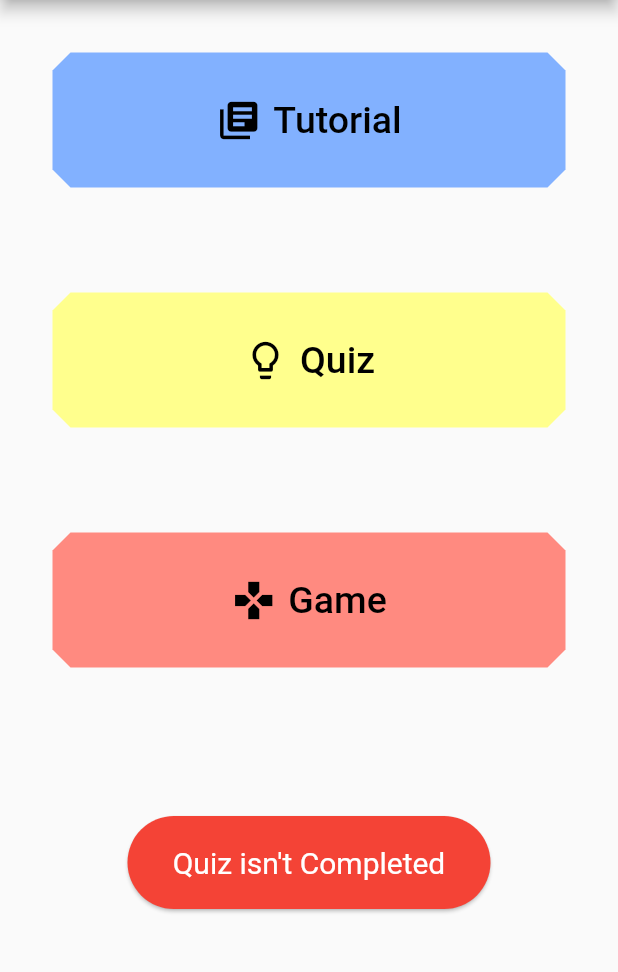
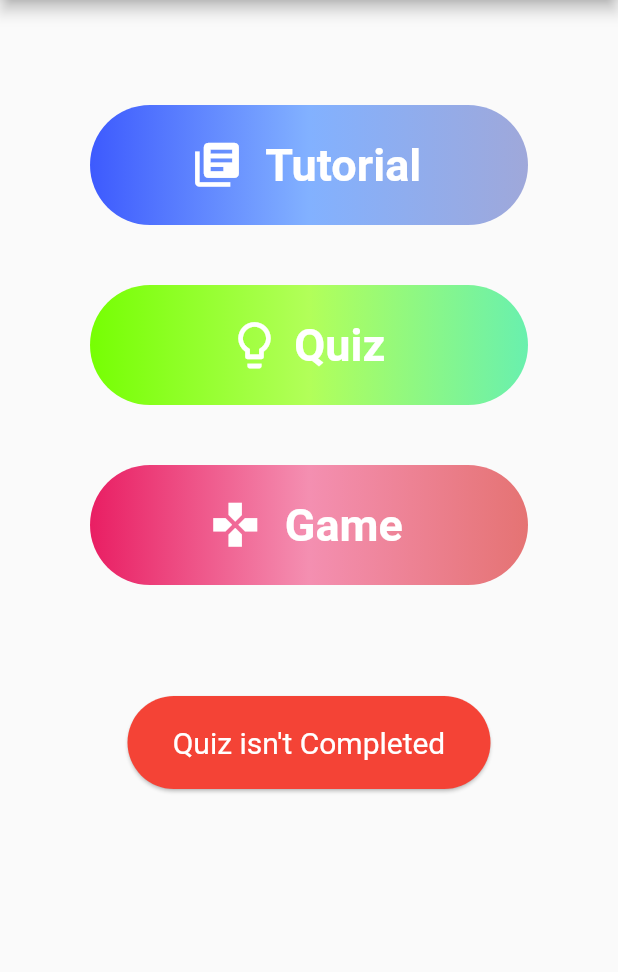
Before and after one commit to Shaunmak1214/Fractastic, a Flutter app: the Chapter2OptionPage screen opened directly, on a phone screen of 412 x 824 dp, the part 84-1056 px from its top. Run offline on Flutter 3.47's test engine with Material 2 defaults, Android fonts, the phone set to English and light mode, and no system bars; our stand-ins replace bottom_navy_bar, cached_network_image, cloud_firestore, firebase_auth, firebase_storage, fluttertoast and 6 more; accounts and stored records are empty.

Commit message:
change colors, add gradient flat button

```diff
--- a/lib/ui/home/Chapter2OptionPage.dart
+++ b/lib/ui/home/Chapter2OptionPage.dart
@@ -33,27 +33,36 @@ class _Chapter2OptionPageState extends State<Chapter2OptionPage> {
         child: Column(
           children: [
             Padding(
-              padding: const EdgeInsets.all(35.0),
-              child: SizedBox(
+              padding: const EdgeInsets.fromLTRB(60, 70, 60, 20),
+              child: Container(
                 width: double.infinity,
-                height: 90,
+                height: 80,
+                decoration: BoxDecoration(
+                  gradient: LinearGradient(
+                    colors: <Color>[
+                      Color(0xFF3D5AFE),
+                      Color(0xFF82B1FF),
+                      Color(0xFF9FA8DA),
+                    ],
+                    begin: Alignment.centerLeft,
+                    end: Alignment.centerRight,
+                  ),
+                  borderRadius: BorderRadius.circular(60),
+                ),
                 child: FlatButton.icon(
                     label: Text(
-                      'Tutorial',
-                      style: TextStyle(fontSize: 25.0),
+                      ' Tutorial',
+                      style: TextStyle(
+                        fontSize: 30.0,
+                        color: Colors.white,
+                        fontWeight: FontWeight.bold,
+                      ),
                     ),
-                    //textTheme: TextTheme(headline5: ),
-                    color: Colors.blueAccent[100],
                     icon: Icon(
                       Icons.library_books,
-                      size: 30.0,
+                      size: 35.0,
+                      color: Colors.white,
                     ),
-                    textColor: Colors.black,
-                    //shape: StadiumBorder(),
-                    shape: BeveledRectangleBorder(
-                        borderRadius: BorderRadius.circular(12)),
-                    padding: EdgeInsets.symmetric(horizontal: 50),
-                    splashColor: Colors.blueAccent[200],
                     onPressed: () => Navigator.push(
                         context,
                         new MaterialPageRoute(
@@ -61,27 +70,36 @@ class _Chapter2OptionPageState extends State<Chapter2OptionPage> {
               ),
             ),
             Padding(
-                padding: const EdgeInsets.all(35.0),
-                child: SizedBox(
+                padding: const EdgeInsets.fromLTRB(60, 20, 60, 20),
+                child: Container(
                   width: double.infinity,
-                  height: 90,
+                  height: 80,
+                  decoration: BoxDecoration(
+                    gradient: LinearGradient(
+                      colors: <Color>[
+                        Color(0xFF76FF03),
+                        Color(0xFFB2FF59),
+                        Color(0xFF69F0AE),
+                      ],
+                      begin: Alignment.centerLeft,
+                      end: Alignment.centerRight,
+                    ),
+                    borderRadius: BorderRadius.circular(60),
+                  ),
                   child: FlatButton.icon(
                     label: Text(
                       'Quiz',
-                      style: TextStyle(fontSize: 25.0),
+                      style: TextStyle(
+                        fontSize: 30.0,
+                        color: Colors.white,
+                        fontWeight: FontWeight.bold,
+                      ),
                     ),
-                    //textTheme: TextTheme(headline5: ),
-                    color: Colors.yellowAccent[100],
                     icon: Icon(
                       Icons.lightbulb_outline,
-                      size: 30.0,
+                      size: 37.0,
+                      color: Colors.white,
                     ),
-                    textColor: Colors.black,
-                    //shape: StadiumBorder(),
-                    shape: BeveledRectangleBorder(
-                        borderRadius: BorderRadius.circular(12)),
-                    padding: EdgeInsets.symmetric(horizontal: 50),
-                    splashColor: Colors.yellowAccent[200],
                     onPressed: () async {
                       status = await Navigator.push(
                           context,
@@ -97,32 +115,41 @@ class _Chapter2OptionPageState extends State<Chapter2OptionPage> {
                   ),
                 )),
             Padding(
-              padding: const EdgeInsets.all(35.0),
-              child: SizedBox(
+              padding: const EdgeInsets.fromLTRB(60, 20, 60, 20),
+              child: Container(
                 width: double.infinity,
-                height: 90,
+                height: 80,
+                decoration: BoxDecoration(
+                  gradient: LinearGradient(
+                    colors: <Color>[
+                      Color(0xFFE91E63),
+                      Color(0xFFF48FB1),
+                      Color(0xFFE57373)
+                    ],
+                    begin: Alignment.centerLeft,
+                    end: Alignment.centerRight,
+                  ),
+                  borderRadius: BorderRadius.circular(60),
+                ),
                 child: FlatButton.icon(
                     label: Text(
-                      'Game',
-                      style: TextStyle(fontSize: 25.0),
+                      ' Game',
+                      style: TextStyle(
+                        fontSize: 30.0,
+                        color: Colors.white,
+                        fontWeight: FontWeight.bold,
+                      ),
                     ),
-                    //textTheme: TextTheme(headline5: ),
-                    color: Colors.redAccent[100],
                     icon: Icon(
                       Icons.games,
-                      size: 30.0,
+                      size: 35.0,
+                      color: Colors.white,
                     ),
-                    textColor: Colors.black,
-                    //shape: StadiumBorder(),
-                    shape: BeveledRectangleBorder(
-                        borderRadius: BorderRadius.circular(12)),
-                    padding: EdgeInsets.symmetric(horizontal: 50),
-                    splashColor: Colors.redAccent[200],
                     onPressed: () => Navigator.push(context,
                         new MaterialPageRoute(builder: (_) => Chap1game1()))),
               ),
             ),
-            SizedBox(height: 50),
+            SizedBox(height: 40),
             Center(
               child: Container(
                 margin: EdgeInsets.all(10.0),
--- a/lib/ui/home/ChapterListScreen.dart
+++ b/lib/ui/home/ChapterListScreen.dart
@@ -32,9 +32,9 @@ class _MyChapterListState extends State<ChapterList> {
                     margin: EdgeInsets.fromLTRB(0.0, 25.0, 0.0, 10.0),
                     padding: EdgeInsets.fromLTRB(15.0, 8.0, 15.0, 8.0),
                     decoration: BoxDecoration(
-                      border: Border.all(width: 2, color: Colors.red),
+                      border: Border.all(width: 2, color: Colors.redAccent),
                       borderRadius: BorderRadius.circular(25.0),
-                      color: Colors.red,
+                      color: Colors.redAccent,
                     ),
                     child: Text(
                       'Classroom',
--- a/lib/ui/home/ClassList.dart
+++ b/lib/ui/home/ClassList.dart
@@ -73,9 +73,9 @@ class CustomAppBar extends StatelessWidget implements PreferredSizeWidget {
               margin: EdgeInsets.fromLTRB(0.0, 25.0, 0.0, 10.0),
               padding: EdgeInsets.fromLTRB(15.0, 8.0, 15.0, 8.0),
               decoration: BoxDecoration(
-                border: Border.all(width: 2, color: Colors.red),
+                border: Border.all(width: 2, color: Colors.redAccent),
                 borderRadius: BorderRadius.circular(25.0),
-                color: Colors.red,
+                color: Colors.redAccent,
               ),
               child: Text(
                 'Classroom',
--- a/lib/ui/student/studentScreen.dart
+++ b/lib/ui/student/studentScreen.dart
@@ -164,7 +164,7 @@ class _StudentScreenState extends State<StudentScreen> {
             BottomNavyBarItem(
               icon: Icon(Icons.home),
               title: Text('Home'),
-              activeColor: Colors.red,
+              activeColor: Colors.redAccent,
               inactiveColor: Colors.blueGrey[300],
             ),
             BottomNavyBarItem(
--- a/lib/ui/teacher/TeacherScreen.dart
+++ b/lib/ui/teacher/TeacherScreen.dart
@@ -139,7 +139,7 @@ class _TeacherScreenState extends State<TeacherScreen> {
             BottomNavyBarItem(
               icon: Icon(Icons.home),
               title: Text('Home'),
-              activeColor: Colors.red,
+              activeColor: Colors.redAccent,
               inactiveColor: Colors.blueGrey[300],
             ),
             BottomNavyBarItem(
```
Also changed, not shown: lib/ui/home/Chapter1OptionPage.dart (+67 -42 lines), lib/ui/home/Chapter3OptionPage.dart (+68 -42 lines), lib/ui/home/QuizResult.dart (+28 -7 lines).
